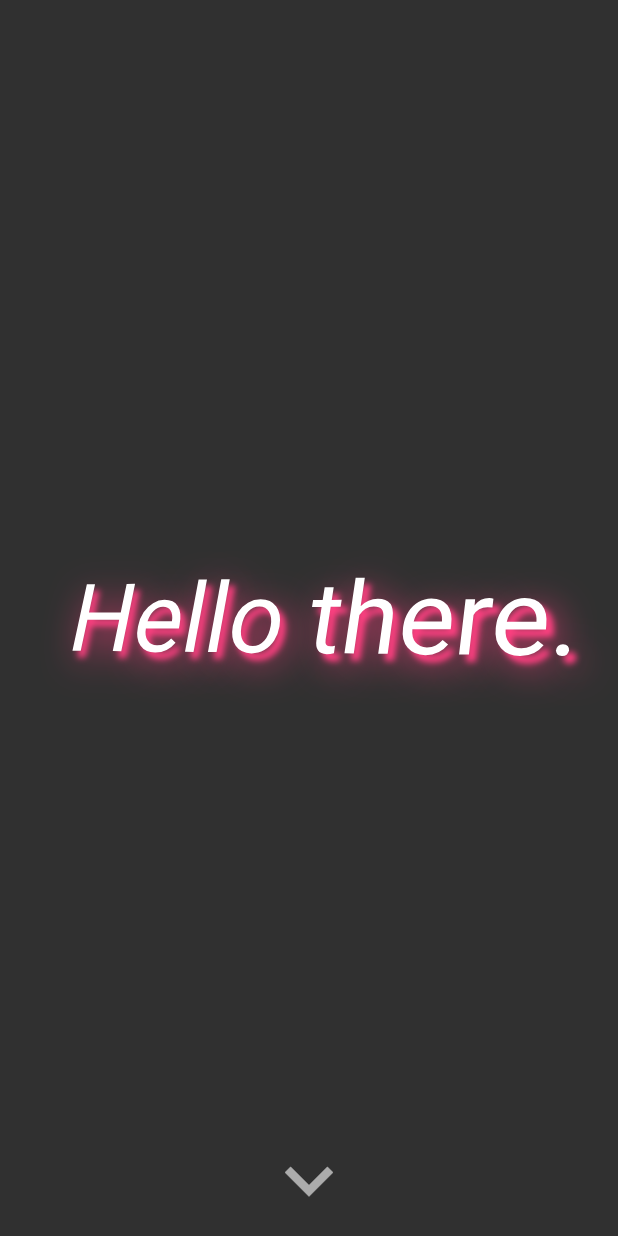
After one commit to ntflix/Flutter-3D-Reactive-Text, a Flutter app: the screen it shows after launch, on a phone screen of 412 x 824 dp. The commit adds this screen. Run offline on Flutter 3.47's test engine with Material 2 defaults, Android fonts, the light colour scheme and no system bars.

Commit message:
Integrate mobile and desktop reactive text

```diff
--- a/lib/hello.dart
+++ b/lib/hello.dart
@@ -1,7 +1,6 @@
 import 'dart:async';
 import 'package:flutter/material.dart';
-import 'package:hello_fullscroll/mouse_reactive_text.dart';
-import 'dart:io' show Platform;
+import 'package:hello_fullscroll/pointer_reactive_text.dart';
 
 class Hello extends StatefulWidget {
   const Hello({Key? key, required this.onNextPagePressed}) : super(key: key);
@@ -23,7 +22,7 @@
       child: Stack(
         alignment: AlignmentDirectional.center,
         children: [
-          GestureReactiveText("Hello there.", sensitivity: 0.25),
+          PointerReactiveText("Hello there.", sensitivity: 0.25),
           Column(
             children: [
               Spacer(),
--- /dev/null
+++ b/lib/pointer_reactive_text.dart
@@ -0,0 +1,100 @@
+import 'package:flutter/material.dart';
+import 'dart:math' as math;
+
+class PointerReactiveText extends StatefulWidget {
+  const PointerReactiveText(this.text, {Key? key, this.sensitivity = 0.5})
+      : super(key: key);
+  final String text;
+  final double sensitivity;
+
+  @override
+  _PointerReactiveTextState createState() => _PointerReactiveTextState();
+}
+
+class _PointerReactiveTextState extends State<PointerReactiveText> {
+  double x = 0.0;
+  double y = 0.0;
+
+  void _updateLocation(double x, double y) {
+    setState(() {
+      this.x = x;
+      this.y = y;
+    });
+  }
+
+  @override
+  Widget build(BuildContext context) {
+    final size = MediaQuery.of(context).size;
+    double xOffsetPercentage = ((this.x / (size.width)) - 0.5);
+    double yOffsetPercentage = ((this.y / (size.height)) - 0.5);
+
+    return GestureDetector(
+      // GestureDetector for mobile support
+      onPanUpdate: (details) {
+        print(details);
+        this._updateLocation(
+            details.globalPosition.dx, details.globalPosition.dy);
+      },
+      child: MouseRegion(
+        // MouseRegion for desktop support
+        onHover: (details) {
+          this._updateLocation(details.position.dx, details.position.dy);
+        },
+        child: Center(
+          child: ReactiveText(
+              text: widget.text,
+              sensitivity: widget.sensitivity,
+              xOffsetPercentage: xOffsetPercentage,
+              yOffsetPercentage: yOffsetPercentage),
+        ),
+      ),
+    );
+  }
+}
+
+class ReactiveText extends StatelessWidget {
+  const ReactiveText({
+    Key? key,
+    required this.text,
+    required this.sensitivity,
+    required this.xOffsetPercentage,
+    required this.yOffsetPercentage,
+  }) : super(key: key);
+
+  final String text;
+  final double sensitivity;
+  final double xOffsetPercentage;
+  final double yOffsetPercentage;
+
+  @override
+  Widget build(BuildContext context) {
+    return Transform(
+      alignment: FractionalOffset.center,
+      transform: Matrix4.identity()
+        ..setEntry(3, 2, 0.001)
+        ..rotateY(-(math.pi * xOffsetPercentage) * this.sensitivity)
+        ..rotateX((math.pi * yOffsetPercentage) * this.sensitivity),
+      child: Text(
+        this.text,
+        style: TextStyle(fontSize: 72, shadows: [
+          Shadow(
+            offset: Offset(
+              -10 * (xOffsetPercentage),
+              -10 * (yOffsetPercentage),
+            ),
+            blurRadius: 5.0,
+            color: Theme.of(context).accentColor,
+          ),
+          Shadow(
+            offset: Offset(
+              -15 * (xOffsetPercentage),
+              -15 * (yOffsetPercentage),
+            ),
+            blurRadius: 30,
+            color: Theme.of(context).accentColor,
+          ),
+        ]),
+      ),
+    );
+  }
+}
```
Also changed, not shown: lib/mouse_reactive_text.dart (deleted, +0 -135 lines).
